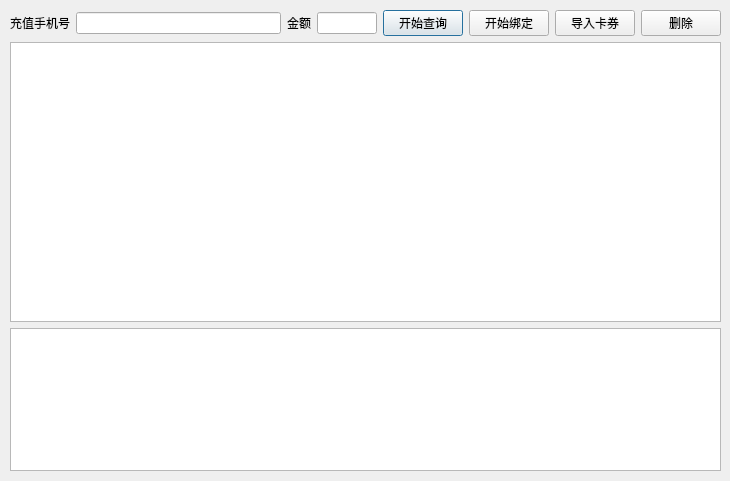
Above: main/chargedialog.ui from kinglon/coupon before the change. Below: the same form after it.
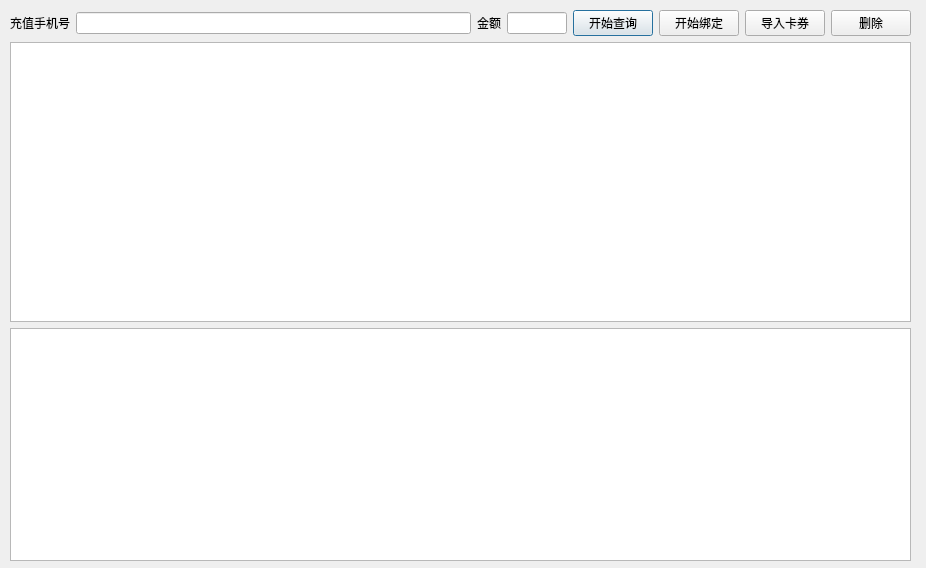
That is the form after the change.

What changed in the file:
```diff
--- a/main/chargedialog.ui
+++ b/main/chargedialog.ui
@@ -6,8 +6,8 @@
    <rect>
     <x>0</x>
     <y>0</y>
-    <width>730</width>
-    <height>481</height>
+    <width>926</width>
+    <height>568</height>
    </rect>
   </property>
   <property name="windowTitle">
@@ -18,8 +18,8 @@
     <rect>
      <x>10</x>
      <y>10</y>
-     <width>711</width>
-     <height>461</height>
+     <width>901</width>
+     <height>551</height>
     </rect>
    </property>
    <layout class="QVBoxLayout" name="verticalLayout">
@@ -111,6 +111,12 @@
       <property name="selectionBehavior">
        <enum>QAbstractItemView::SelectRows</enum>
       </property>
+      <attribute name="horizontalHeaderDefaultSectionSize">
+       <number>150</number>
+      </attribute>
+      <attribute name="horizontalHeaderStretchLastSection">
+       <bool>true</bool>
+      </attribute>
      </widget>
     </item>
     <item>
```
